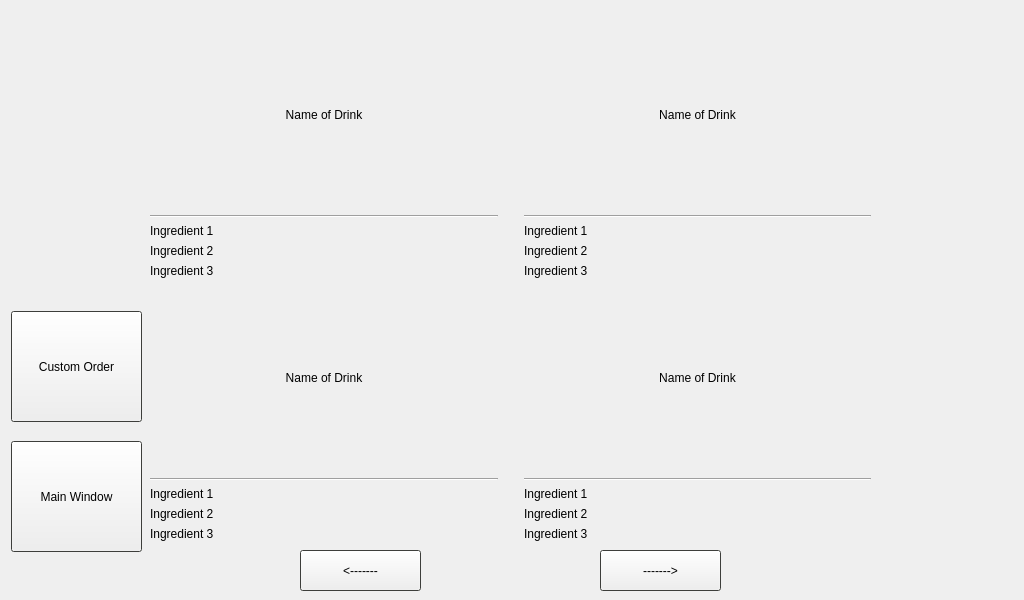
BartenderButlerBot/Application, file UI/stackedFinalSetup.ui: the form before one commit.
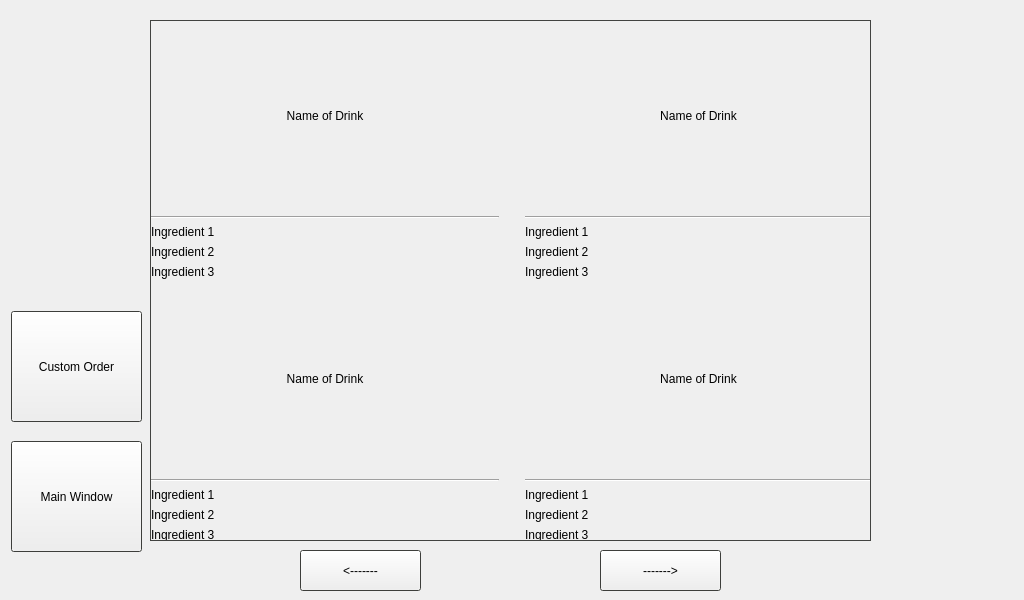
The form after the commit.

Patch:
```diff
--- a/UI/stackedFinalSetup.ui
+++ b/UI/stackedFinalSetup.ui
@@ -1438,6 +1438,9 @@
        <height>521</height>
       </rect>
      </property>
+     <property name="frameShape">
+      <enum>QFrame::StyledPanel</enum>
+     </property>
      <property name="currentIndex">
       <number>0</number>
      </property>
```
Left out of the diff: 4 changed lines with no effect on the pictures.
